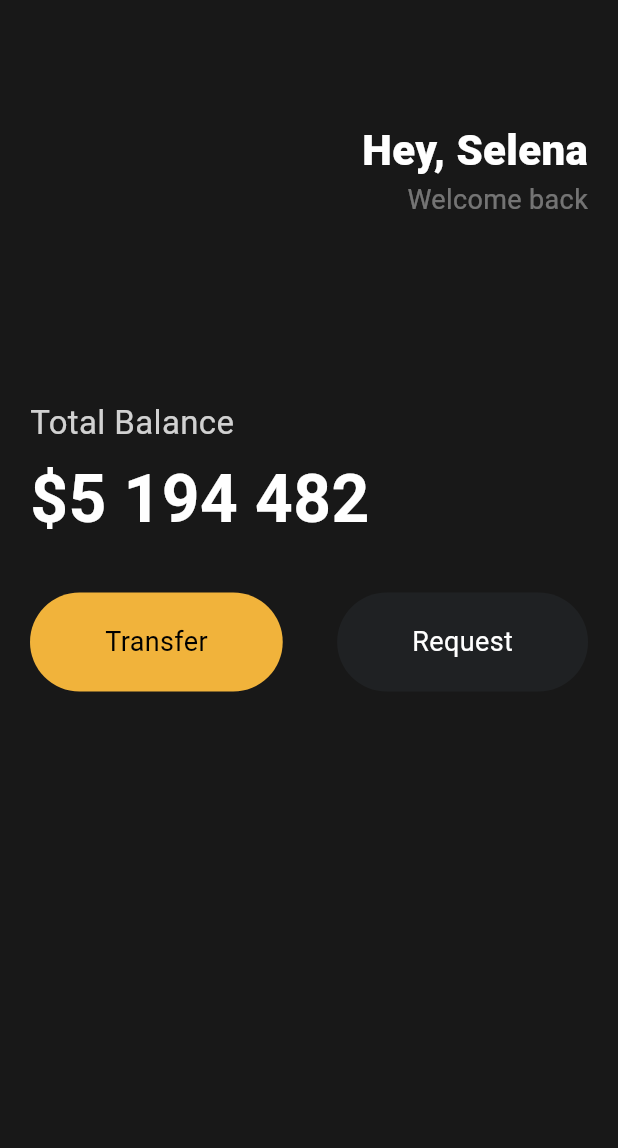
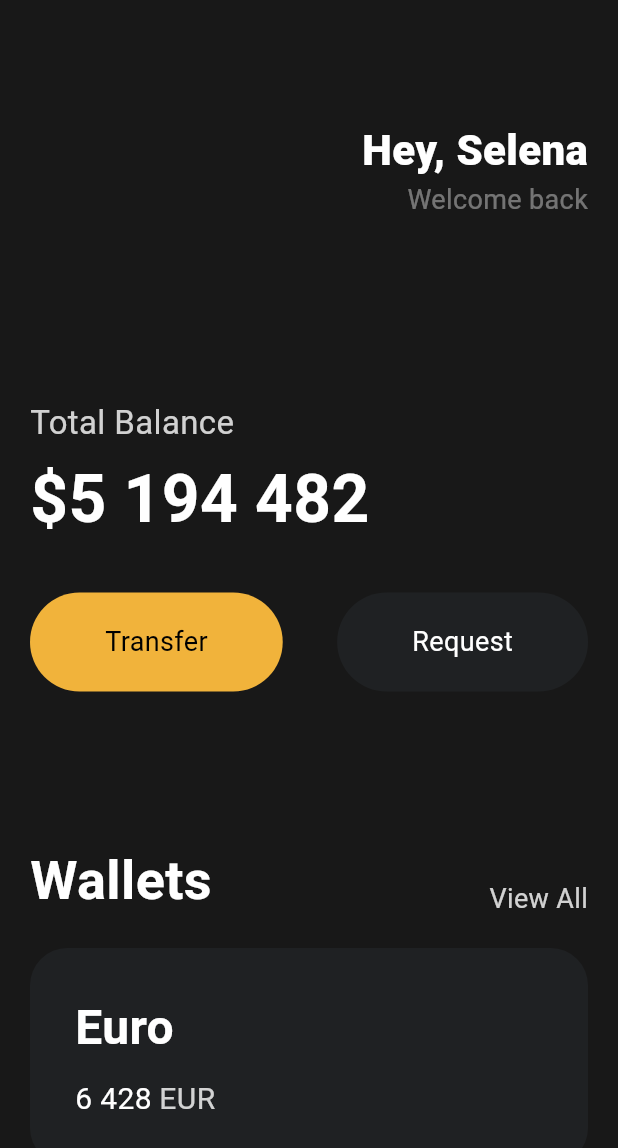
Before and after one commit to portal2312/toonflix, a Flutter app: the screen it shows after launch, on a phone screen of 412 x 824 dp. Shown: the top 1148 px of the screen. Run offline on Flutter 3.47's test engine with Material 3 defaults, Android fonts, the phone set to English and light mode, and no system bars.

Commit message:
3.6. Cards

```diff
--- a/lib/main.dart
+++ b/lib/main.dart
@@ -85,6 +85,83 @@
                   ),
                 ],
               ),
+              const SizedBox(
+                height: 100,
+              ),
+              Row(
+                crossAxisAlignment: CrossAxisAlignment.end,
+                mainAxisAlignment: MainAxisAlignment.spaceBetween,
+                children: [
+                  const Text(
+                    "Wallets",
+                    style: TextStyle(
+                      color: Colors.white,
+                      fontSize: 36,
+                      fontWeight: FontWeight.w600,
+                    ),
+                  ),
+                  Text(
+                    "View All",
+                    style: TextStyle(
+                      color: Colors.white.withOpacity(0.8),
+                      fontSize: 18,
+                    ),
+                  ),
+                ],
+              ),
+              const SizedBox(
+                height: 20,
+              ),
+              Container(
+                decoration: BoxDecoration(
+                  borderRadius: BorderRadius.circular(25),
+                  color: const Color(0xFF1F2123),
+                ),
+                child: Padding(
+                  padding: const EdgeInsets.all(30),
+                  child: Row(
+                    children: [
+                      Column(
+                        crossAxisAlignment: CrossAxisAlignment.start,
+                        children: [
+                          const Text(
+                            "Euro",
+                            style: TextStyle(
+                              color: Colors.white,
+                              fontSize: 32,
+                              fontWeight: FontWeight.w600,
+                            ),
+                          ),
+                          const SizedBox(
+                            height: 10,
+                          ),
+                          Row(
+                            children: [
+                              const Text(
+                                "6 428",
+                                style: TextStyle(
+                                  color: Colors.white,
+                                  fontSize: 20,
+                                ),
+                              ),
+                              const SizedBox(
+                                width: 5,
+                              ),
+                              Text(
+                                "EUR",
+                                style: TextStyle(
+                                  color: Colors.white.withOpacity(0.8),
+                                  fontSize: 20,
+                                ),
+                              ),
+                            ],
+                          ),
+                        ],
+                      )
+                    ],
+                  ),
+                ),
+              ),
             ],
           ),
         ),
```
